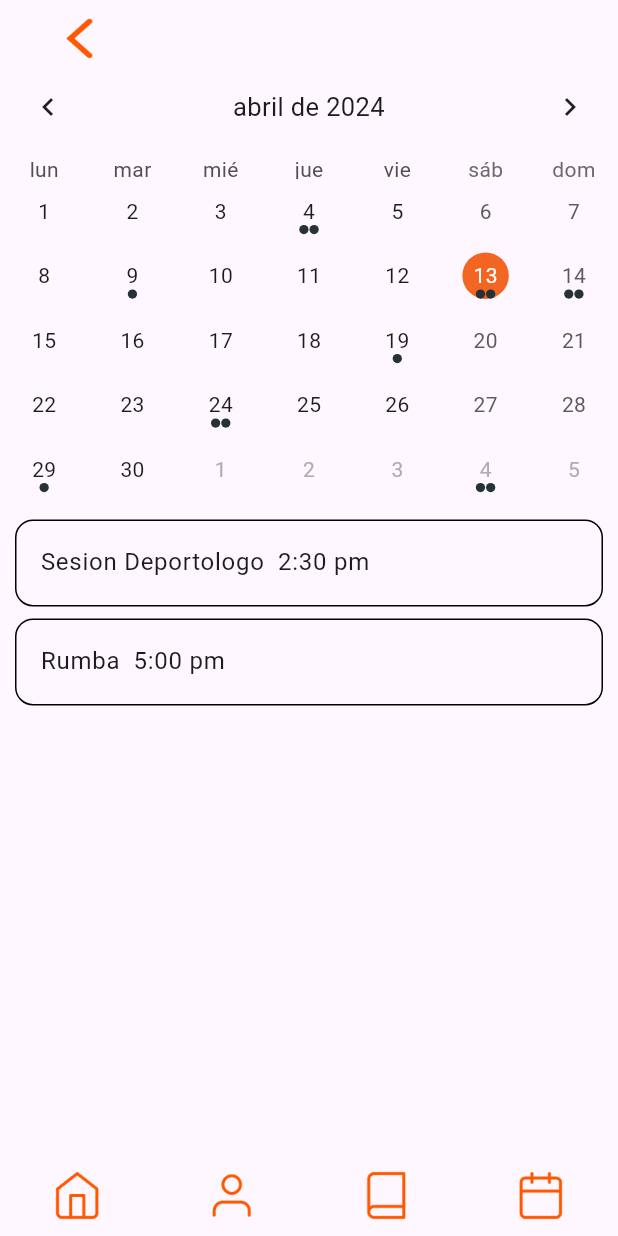
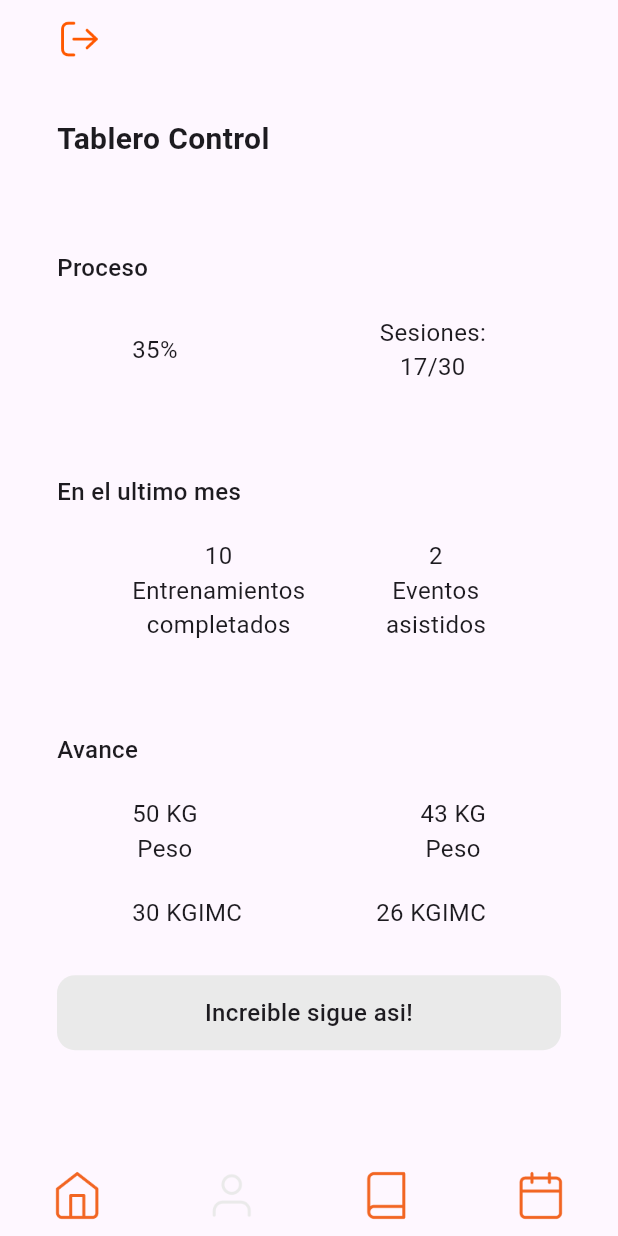
Before and after one commit to slozano95/sportapp_movil, a Flutter app: the CalendarActivities screen opened directly, item 2 of the bottom bar chosen, on a phone screen of 412 x 824 dp. Run offline on Flutter 3.47's test engine with Material 3 defaults, Android fonts, the phone set to English and light mode, and no system bars; drawn by our look-alikes of table_calendar; generated files the repository leaves out were written again; Roboto replaces fonts that are missing (IBM Plex Sans).

Commit message:
Fixed routing

```diff
--- a/lib/UI/colors.dart
+++ b/lib/UI/colors.dart
@@ -19,4 +19,9 @@ class AppTypography {
     fontFamily: fontFamily,
     fontSize: 16,
   );
+  static TextStyle medium = const TextStyle(
+    fontFamily: fontFamily,
+    fontWeight: FontWeight.w500,
+    fontSize: 16,
+  );
 }
--- a/lib/UI/components.dart
+++ b/lib/UI/components.dart
@@ -3,6 +3,9 @@ import 'package:flutter/widgets.dart';
 import 'package:sportapp_movil/UI/colors.dart';
 import 'package:sportapp_movil/calendar_activities.dart';
 import 'package:sportapp_movil/plan_selector_view.dart';
+import 'package:sportapp_movil/profile_view.dart';
+
+enum TabItem { home, profile, calendar, book }
 
 class UIComponents {
   static Widget navBar() {
@@ -55,9 +58,11 @@ class UIComponents {
                         fontWeight: FontWeight.w700)))));
   }
 
-  static Widget tabBar(BuildContext context) {
-    return Container(
-        child: Row(children: [
+  static Widget tabBar(
+    BuildContext context,
+    TabItem currentTab,
+  ) {
+    return Row(children: [
       Expanded(
           child: GestureDetector(
               onTap: () {
@@ -66,11 +71,31 @@ class UIComponents {
                   MaterialPageRoute(builder: (context) => PlanSelector()),
                 );
               },
-              child: Container(
+              child: SizedBox(
                   height: 54,
-                  child: const Center(
+                  child: Center(
                       child: Image(
-                          image: AssetImage("assets/icon_home.png"),
+                          image: const AssetImage("assets/icon_home.png"),
+                          color: currentTab == TabItem.home
+                              ? AppColors.grey
+                              : AppColors.orange,
+                          width: 35))))),
+      Expanded(
+          child: GestureDetector(
+              onTap: () {
+                Navigator.push(
+                  context,
+                  MaterialPageRoute(builder: (context) => ProfileView()),
+                );
+              },
+              child: SizedBox(
+                  height: 54,
+                  child: Center(
+                      child: Image(
+                          image: const AssetImage("assets/icon_profile.png"),
+                          color: currentTab == TabItem.profile
+                              ? AppColors.grey
+                              : AppColors.orange,
                           width: 35))))),
       Expanded(
           child: GestureDetector(
@@ -80,11 +105,14 @@ class UIComponents {
                   MaterialPageRoute(builder: (context) => CalendarActivities()),
                 );
               },
-              child: Container(
+              child: SizedBox(
                   height: 54,
-                  child: const Center(
+                  child: Center(
                       child: Image(
-                          image: AssetImage("assets/icon_profile.png"),
+                          image: const AssetImage("assets/icon_book.png"),
+                          color: currentTab == TabItem.book
+                              ? AppColors.grey
+                              : AppColors.orange,
                           width: 35))))),
       Expanded(
           child: GestureDetector(
@@ -94,27 +122,16 @@ class UIComponents {
                   MaterialPageRoute(builder: (context) => CalendarActivities()),
                 );
               },
-              child: Container(
-                  height: 54,
-                  child: const Center(
-                      child: Image(
-                          image: AssetImage("assets/icon_book.png"),
-                          width: 35))))),
-      Expanded(
-          child: GestureDetector(
-              onTap: () {
-                Navigator.push(
-                  context,
-                  MaterialPageRoute(builder: (context) => CalendarActivities()),
-                );
-              },
-              child: Container(
+              child: SizedBox(
                 height: 54,
-                child: const Center(
+                child: Center(
                     child: Image(
-                        image: AssetImage("assets/icon_calendar.png"),
+                        image: const AssetImage("assets/icon_calendar.png"),
+                        color: currentTab == TabItem.calendar
+                            ? AppColors.grey
+                            : AppColors.orange,
                         width: 35)),
               )))
-    ]));
+    ]);
   }
 }
--- a/lib/calendar_activities.dart
+++ b/lib/calendar_activities.dart
@@ -169,7 +169,7 @@ class _CalendarActivitiesState extends State<CalendarActivities> {
           },
         ),
       ),
-      UIComponents.tabBar(context)
+      UIComponents.tabBar(context, TabItem.calendar)
     ])));
   }
 
--- a/lib/current_session_view.dart
+++ b/lib/current_session_view.dart
@@ -160,7 +160,7 @@ class _CurrentSessionViewState extends State<CurrentSessionView> {
                             }))
                           ])
                   ]))),
-      UIComponents.tabBar(context)
+      UIComponents.tabBar(context, TabItem.home)
     ])));
   }
 
--- a/lib/plan_selector_view.dart
+++ b/lib/plan_selector_view.dart
@@ -124,7 +124,7 @@ class _PlanSelectorState extends State<PlanSelector> {
                       ],
                     )
                   ]))),
-      UIComponents.tabBar(context)
+      UIComponents.tabBar(context, TabItem.home)
     ])));
   }
 
@@ -136,7 +136,7 @@ class _PlanSelectorState extends State<PlanSelector> {
               goToScheduleDeportologo();
               break;
             case PlanFeatures.heartRate:
-              goToCalendar();
+              // goToCalendar();
               break;
             case PlanFeatures.trainingPlan:
               goToTrainingPlan();
--- /dev/null
+++ b/lib/profile_view.dart
@@ -0,0 +1,156 @@
+import 'package:flutter/material.dart';
+import 'package:sportapp_movil/UI/colors.dart';
+import 'package:sportapp_movil/current_session_view.dart';
+import 'package:sportapp_movil/login_view.dart';
+import 'package:sportapp_movil/schedule_deportologo.dart';
+import 'package:sportapp_movil/calendar_activities.dart';
+import 'package:sportapp_movil/training_plan_view.dart';
+import 'UI/components.dart';
+
+class ProfileView extends StatefulWidget {
+  ProfileView({super.key});
+
+  @override
+  _ProfileViewState createState() => _ProfileViewState();
+}
+
+class _ProfileViewState extends State<ProfileView> {
+  @override
+  Widget build(BuildContext context) {
+    return Scaffold(
+        body: SafeArea(
+            child: Column(children: [
+      Container(
+          padding: const EdgeInsets.fromLTRB(38, 12, 0, 0),
+          child: Row(
+            children: [
+              GestureDetector(
+                  onTap: () {
+                    signOut();
+                  },
+                  child: const Image(
+                      image: AssetImage("assets/icon_logout.png"), width: 30))
+            ],
+          )),
+      Expanded(
+          child: Container(
+              width: double.infinity,
+              padding: const EdgeInsets.all(38),
+              child: Column(
+                  crossAxisAlignment: CrossAxisAlignment.start,
+                  children: [
+                    Text("Tablero Control",
+                        style: AppTypography.heading,
+                        textAlign: TextAlign.left),
+                    const SizedBox(height: 60),
+                    Text("Proceso", style: AppTypography.medium),
+                    const SizedBox(height: 20),
+                    Row(
+                      children: [
+                        SizedBox(width: 50),
+                        Text("35%", style: AppTypography.body),
+                        Spacer(),
+                        Text("Sesiones:\n17/30",
+                            style: AppTypography.body,
+                            textAlign: TextAlign.center),
+                        SizedBox(width: 50),
+                      ],
+                    ),
+                    const SizedBox(height: 60),
+                    Text("En el ultimo mes", style: AppTypography.medium),
+                    const SizedBox(height: 20),
+                    Row(
+                      children: [
+                        SizedBox(width: 50),
+                        Text("10\nEntrenamientos\ncompletados",
+                            style: AppTypography.body,
+                            textAlign: TextAlign.center),
+                        Spacer(),
+                        Text("2\nEventos\nasistidos",
+                            style: AppTypography.body,
+                            textAlign: TextAlign.center),
+                        SizedBox(width: 50),
+                      ],
+                    ),
+                    const SizedBox(height: 60),
+                    Text("Avance", style: AppTypography.medium),
+                    const SizedBox(height: 20),
+                    Row(
+                      children: [
+                        const SizedBox(width: 50),
+                        Text("50 KG\nPeso",
+                            style: AppTypography.body,
+                            textAlign: TextAlign.center),
+                        const Spacer(),
+                        Text("43 KG\nPeso",
+                            style: AppTypography.body,
+                            textAlign: TextAlign.center),
+                        const SizedBox(width: 50),
+                      ],
+                    ),
+                    const SizedBox(height: 20),
+                    Row(
+                      children: [
+                        const SizedBox(width: 50),
+                        Text("30 KG\IMC",
+                            style: AppTypography.body,
+                            textAlign: TextAlign.center),
+                        const Spacer(),
+                        Text("26 KG\IMC",
+                            style: AppTypography.body,
+                            textAlign: TextAlign.center),
+                        const SizedBox(width: 50),
+                      ],
+                    ),
+                    const SizedBox(height: 30),
+                    Container(
+                        width: double.infinity,
+                        height: 50,
+                        decoration: BoxDecoration(
+                            borderRadius: BorderRadius.circular(12),
+                            color: AppColors.grey),
+                        child: Center(
+                          child: Text("Increible sigue asi!",
+                              style: AppTypography.medium,
+                              textAlign: TextAlign.center),
+                        ))
+                  ]))),
+      UIComponents.tabBar(context, TabItem.profile)
+    ])));
+  }
+
+  void signOut() {
+    Navigator.pushReplacement(
+      context,
+      MaterialPageRoute(builder: (context) => LoginView()),
+    );
+  }
+
+  void goToScheduleDeportologo() {
+    Navigator.push(
+      context,
+      MaterialPageRoute(builder: (context) => ScheduleDeportologo()),
+    );
+  }
+
+  void goToCalendar() {
+    Navigator.push(
+      context,
+      MaterialPageRoute(builder: (context) => CalendarActivities()),
+    );
+  }
+
+  void goToCurrentSession() {
+    Navigator.push(
+      context,
+      MaterialPageRoute(builder: (context) => CurrentSessionView()),
+    );
+  }
+
+  void goToTrainingPlan() {
+    Navigator.push(
+      context,
+      MaterialPageRoute(builder: (context) => TrainingPlanView()),
+    );
+  }
+}
--- a/lib/schedule_deportologo.dart
+++ b/lib/schedule_deportologo.dart
@@ -96,7 +96,7 @@ class _ScheduleDeportologoState extends State<ScheduleDeportologo> {
                       saveSession();
                     }))
                   ]))),
-      UIComponents.tabBar(context)
+      UIComponents.tabBar(context, TabItem.home)
     ])));
   }
 
--- a/lib/training_exercises_view.dart
+++ b/lib/training_exercises_view.dart
@@ -93,7 +93,7 @@ class _TrainingExercisesViewState extends State<TrainingExercisesView> {
                       ],
                     )
                   ])))),
-      UIComponents.tabBar(context)
+      UIComponents.tabBar(context, TabItem.home)
     ])));
   }
 
--- a/lib/training_plan_view.dart
+++ b/lib/training_plan_view.dart
@@ -65,13 +65,15 @@ class _TrainingPlanViewState extends State<TrainingPlanView> {
                       ],
                     )
                   ]))),
-      UIComponents.tabBar(context)
+      UIComponents.tabBar(context, TabItem.home)
     ])));
   }
 
   Widget activityCell(String name, String image) {
     return GestureDetector(
-        onTap: () {},
+        onTap: () {
+          goToCurrentSession();
+        },
         child: Container(
             height: 200,
             child:
```
